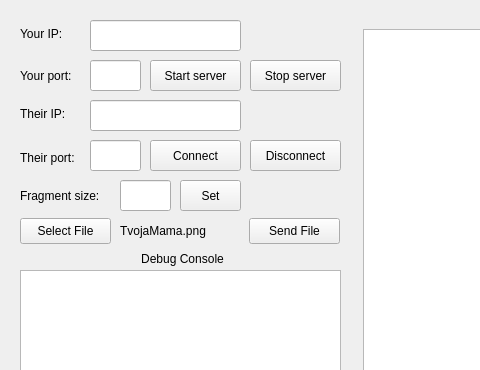
This is mainwindow.ui in Newadii/UDPcomm as Qt 5 draws it before an edit; both pictures show x 0 to 480 and y 0 to 370 of the 779 by 600 pixel window. The edited form follows.
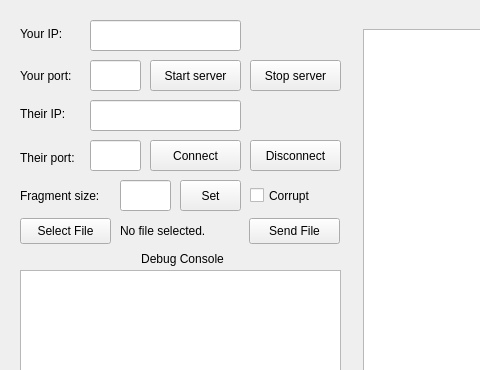
This is the edited form.

```diff
--- a/mainwindow.ui
+++ b/mainwindow.ui
@@ -193,7 +193,7 @@
      </rect>
     </property>
     <property name="text">
-     <string>TvojaMama.png</string>
+     <string>No file selected.</string>
     </property>
    </widget>
    <widget class="QLabel" name="labelFragSize">
@@ -335,6 +335,19 @@
      <set>Qt::AlignCenter</set>
     </property>
    </widget>
+   <widget class="QCheckBox" name="checkBox">
+    <property name="geometry">
+     <rect>
+      <x>250</x>
+      <y>180</y>
+      <width>85</width>
+      <height>31</height>
+     </rect>
+    </property>
+    <property name="text">
+     <string>Corrupt</string>
+    </property>
+   </widget>
   </widget>
   <widget class="QMenuBar" name="menubar">
    <property name="geometry">
```
